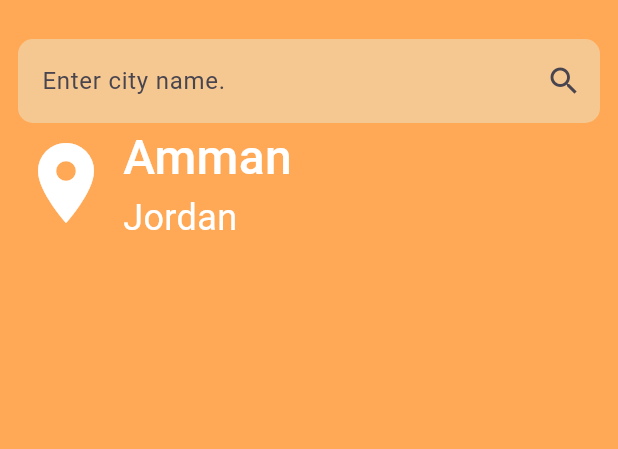
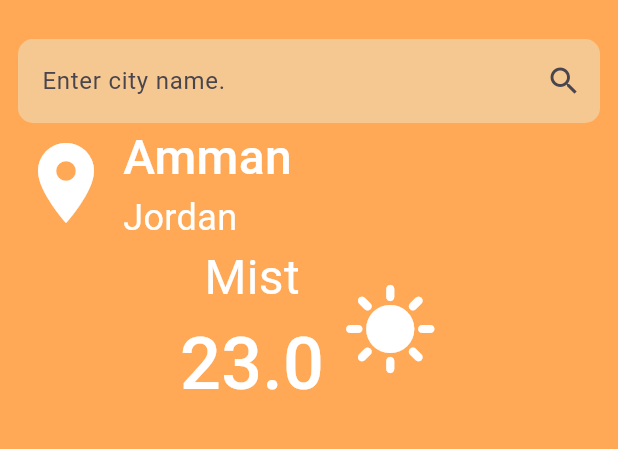
Before and after one commit to MohammedGhazaly/weather_app_intern, a Flutter app: the screen it shows after launch, on a phone screen of 412 x 824 dp, the part 63-512 px from its top. Run offline on Flutter 3.47's test engine with Material 3 defaults, Android fonts, the phone set to English and light mode, and no system bars.

Commit message:
Created today weather condition section

```diff
--- /dev/null
+++ b/lib/features/weather_search/presentation/views/widgets/weather_condition_section.dart
@@ -0,0 +1,42 @@
+import 'package:flutter/material.dart';
+
+class WeatherConditionSection extends StatelessWidget {
+  const WeatherConditionSection({super.key});
+
+  @override
+  Widget build(BuildContext context) {
+    return Row(
+      mainAxisAlignment: MainAxisAlignment.center,
+      children: [
+        Column(
+          children: [
+            Text(
+              "Mist",
+              style: TextStyle(
+                fontSize: 32,
+                color: Colors.white,
+                fontWeight: FontWeight.w400,
+              ),
+            ),
+            Text(
+              "23.0",
+              style: TextStyle(
+                fontSize: 48,
+                color: Colors.white,
+                fontWeight: FontWeight.w500,
+              ),
+            ),
+          ],
+        ),
+        SizedBox(
+          width: 12,
+        ),
+        Icon(
+          Icons.sunny,
+          color: Colors.white,
+          size: 64,
+        )
+      ],
+    );
+  }
+}
--- a/lib/features/weather_search/presentation/views/widgets/weather_search_body.dart
+++ b/lib/features/weather_search/presentation/views/widgets/weather_search_body.dart
@@ -1,6 +1,7 @@
 import 'package:flutter/material.dart';
 import 'package:weather_app/features/weather_search/presentation/views/widgets/city_location_widget.dart';
 import 'package:weather_app/features/weather_search/presentation/views/widgets/custom_search_field.dart';
+import 'package:weather_app/features/weather_search/presentation/views/widgets/weather_condition_section.dart';
 import 'package:weather_app/utils/app_colors.dart';
 import 'package:weather_app/utils/app_strings.dart';
 
@@ -16,6 +17,7 @@ class WeatherSearchBody extends StatelessWidget {
         children: [
           CustomSearchField(),
           CityLocationSection(),
+          WeatherConditionSection(),
         ],
       ),
     );
```
